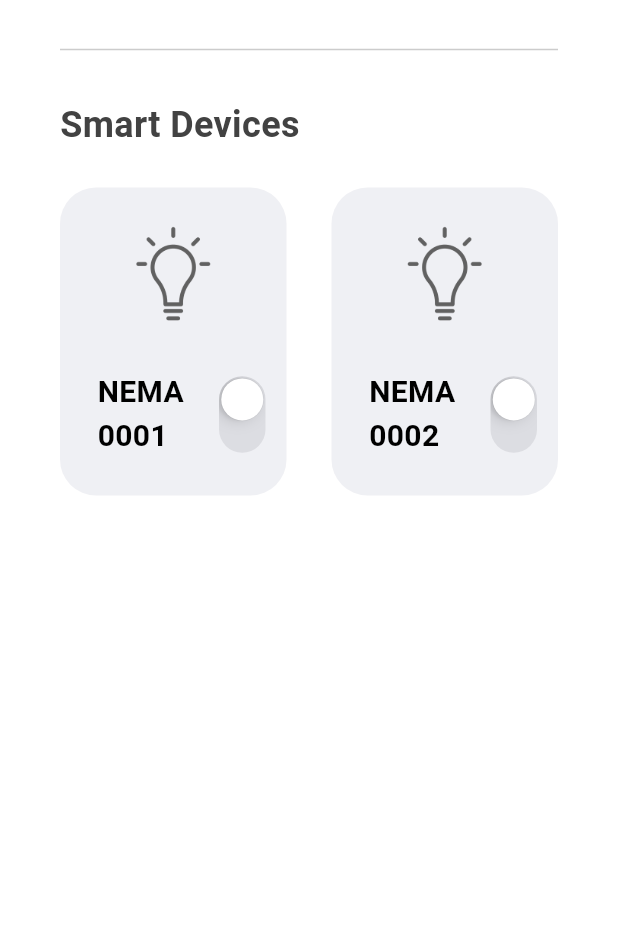
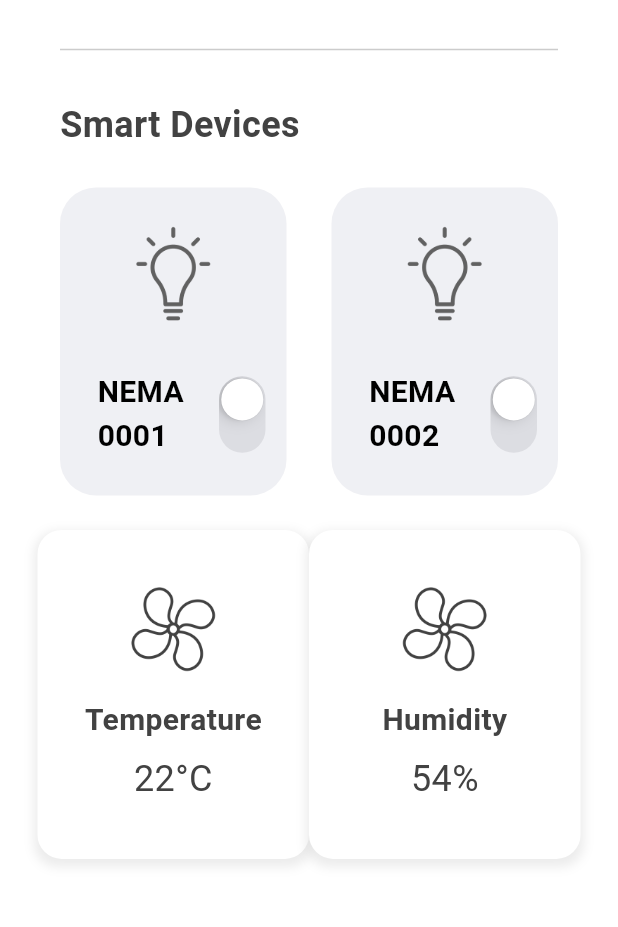
Before and after one commit to HyHyZhaLee/Thesis_SmartPole, a Flutter app: the screen it shows after launch, scrolled down 153 dp, on a phone screen of 412 x 824 dp, the part 171-1098 px from its top. Run offline on Flutter 3.47's test engine with Material 3 defaults, Android fonts, the light colour scheme and no system bars; our stand-ins replace connectivity_plus, google_fonts; missing offline and left inert: mqtt_client.

Commit message:
Commit UI with sensor data

```diff
--- a/FlutterApp/lib/pages/home_page.dart
+++ b/FlutterApp/lib/pages/home_page.dart
@@ -1,6 +1,7 @@
 import 'package:flutter/material.dart';
 import 'package:google_fonts/google_fonts.dart';
 import 'package:flutter_app/util/smart_device_box.dart';
+import 'package:flutter_app/util/sensor_data_box.dart'; // Import thêm file này
 
 class HomePage extends StatefulWidget {
   const HomePage({super.key});
@@ -21,13 +22,19 @@
     ["NEMA 0002", "lib/icons/light-bulb.png", false],
   ];
 
+  // list of sensor data
+  List mySensors = [
+    // [ sensorName, iconPath , sensorData ]
+    ["Temperature", "lib/icons/fan.png", "22°C"],
+    ["Humidity", "lib/icons/fan.png", "54%"],
+  ];
+
   // power button switched
   void powerSwitchChanged(bool value, int index) {
     setState(() {
       mySmartDevices[index][2] = value;
     });
   }
-
   @override
   Widget build(BuildContext context) {
     return Scaffold(
@@ -109,23 +116,34 @@
             ),
             SizedBox(height: 10),
 
-            // grid
+            // smart devices grid and sensor data grid combined
             SizedBox(
               height: 600, // Đặt chiều cao cụ thể cho GridView
               child: GridView.builder(
-                itemCount: mySmartDevices.length,
+                shrinkWrap: true,
+                physics: NeverScrollableScrollPhysics(),
+                itemCount: mySmartDevices.length + mySensors.length,
                 padding: const EdgeInsets.symmetric(horizontal: 25),
                 gridDelegate: const SliverGridDelegateWithFixedCrossAxisCount(
                   crossAxisCount: 2,
                   childAspectRatio: 1 / 1.3,
                 ),
                 itemBuilder: (context, index) {
+                  if (index < mySmartDevices.length) {
                     return SmartDeviceBox(
                       smartDeviceName: mySmartDevices[index][0],
                       iconPath: mySmartDevices[index][1],
                       powerOn: mySmartDevices[index][2],
                       onChanged: (value) => powerSwitchChanged(value, index),
                     );
+                  } else {
+                    int sensorIndex = index - mySmartDevices.length;
+                    return SensorDataBox(
+                      sensorName: mySensors[sensorIndex][0],
+                      iconPath: mySensors[sensorIndex][1],
+                      sensorData: mySensors[sensorIndex][2],
+                    );
+                  }
                 },
               ),
             ),
--- /dev/null
+++ b/FlutterApp/lib/util/sensor_data_box.dart
@@ -0,0 +1,61 @@
+import 'package:flutter/material.dart';
+
+class SensorDataBox extends StatelessWidget {
+  final String sensorName;
+  final String iconPath;
+  final String sensorData;
+
+  const SensorDataBox({
+    Key? key,
+    required this.sensorName,
+    required this.iconPath,
+    required this.sensorData,
+  }) : super(key: key);
+
+  @override
+  Widget build(BuildContext context) {
+    return Container(
+      padding: const EdgeInsets.all(16),
+      margin: const EdgeInsets.symmetric(vertical: 8),
+      decoration: BoxDecoration(
+        color: Colors.white,
+        borderRadius: BorderRadius.circular(16),
+        boxShadow: [
+          BoxShadow(
+            color: Colors.grey.withOpacity(0.2),
+            spreadRadius: 2,
+            blurRadius: 5,
+            offset: Offset(0, 3),
+          ),
+        ],
+      ),
+      child: Column(
+        mainAxisAlignment: MainAxisAlignment.center,
+        children: [
+          Image.asset(
+            iconPath,
+            height: 60,
+            color: Colors.grey[800],
+          ),
+          SizedBox(height: 16),
+          Text(
+            sensorName,
+            style: TextStyle(
+              fontSize: 20,
+              fontWeight: FontWeight.bold,
+              color: Colors.grey[800],
+            ),
+          ),
+          SizedBox(height: 8),
+          Text(
+            sensorData,
+            style: TextStyle(
+              fontSize: 24,
+              color: Colors.grey[800],
+            ),
+          ),
+        ],
+      ),
+    );
+  }
+}
--- a/FlutterApp/lib/util/smart_device_box.dart
+++ b/FlutterApp/lib/util/smart_device_box.dart
@@ -21,14 +21,14 @@
   @override
   Widget build(BuildContext context) {
     return Padding(
-      padding: EdgeInsets.all(15.0),
+      padding: const EdgeInsets.all(15.0),
       child: Container(
         decoration: BoxDecoration(
           borderRadius: BorderRadius.circular(24),
-          color: powerOn ? Colors.grey[900] : Color.fromARGB(44, 164, 167, 189),
+          color: powerOn ? Colors.grey[900] : const Color.fromARGB(44, 164, 167, 189),
         ),
         child: Padding(
-          padding: EdgeInsets.symmetric(vertical: 25.0),
+          padding: const EdgeInsets.symmetric(vertical: 25.0),
           child: Column(
             mainAxisAlignment: MainAxisAlignment.spaceBetween,
             children: [
@@ -44,7 +44,7 @@
                 children: [
                   Expanded(
                     child: Padding(
-                      padding: EdgeInsets.only(left: 25.0),
+                      padding: const EdgeInsets.only(left: 25.0),
                       child: Text(
                         smartDeviceName,
                         style: TextStyle(
```
Lines whose indentation alone changed are shown as unchanged.
